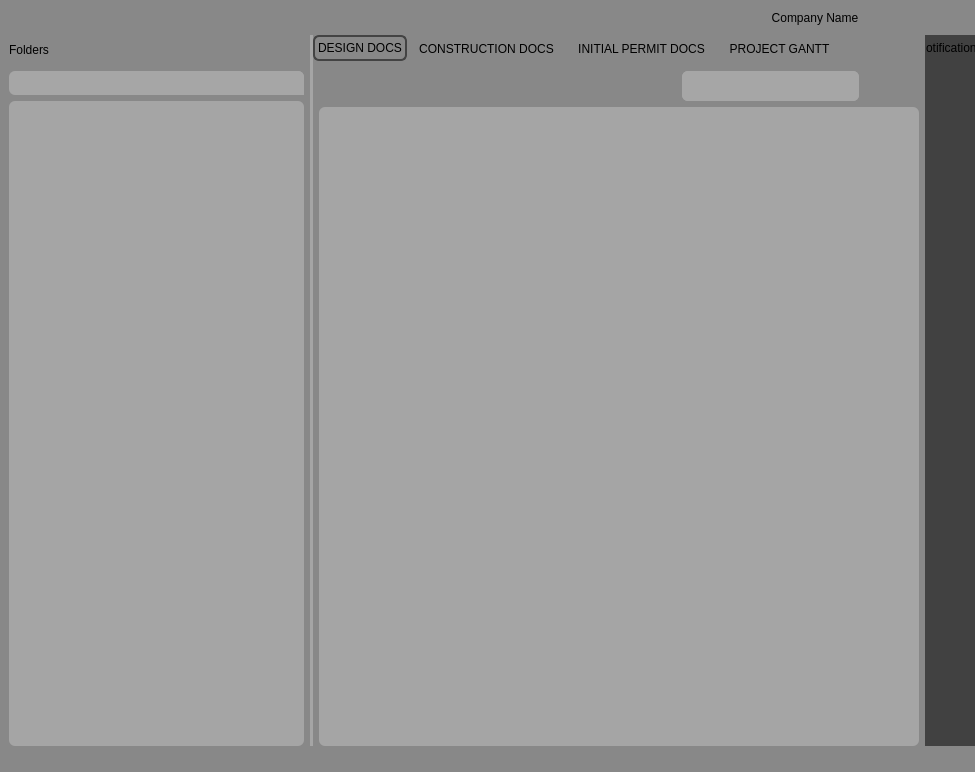
The window that UIwindow.ui (slip686/MIMC) describes before a commit, drawn with Qt 5.
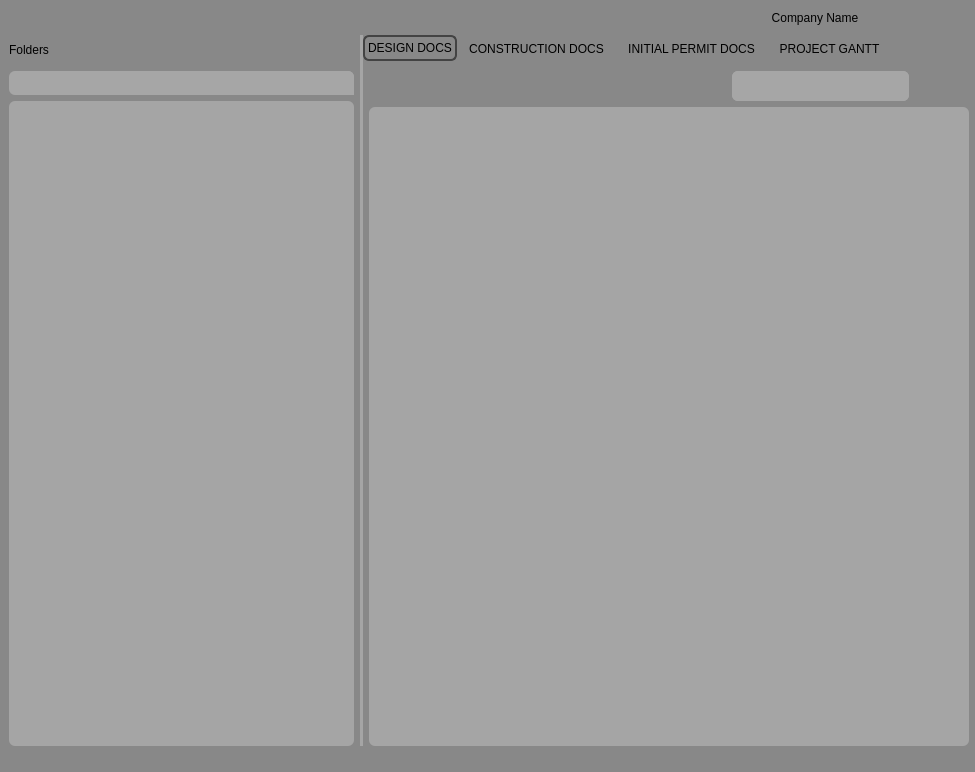
The same window after the commit. Icons and pictures are not drawn. Custom widgets are drawn as their Qt base class.

The edit to the form file:
```diff
--- a/UIwindow.ui
+++ b/UIwindow.ui
@@ -8614,115 +8614,6 @@
                 </layout>
                </widget>
               </item>
-              <item>
-               <widget class="QCustomSlideMenu" name="rightSidePopUpMenu" native="true">
-                <property name="maximumSize">
-                 <size>
-                  <width>50</width>
-                  <height>16777215</height>
-                 </size>
-                </property>
-                <property name="styleSheet">
-                 <string notr="true">background-color: rgb(65, 65, 65);</string>
-                </property>
-                <layout class="QVBoxLayout" name="verticalLayout_44">
-                 <property name="spacing">
-                  <number>0</number>
-                 </property>
-                 <property name="leftMargin">
-                  <number>0</number>
-                 </property>
-                 <property name="topMargin">
-                  <number>0</number>
-                 </property>
-                 <property name="rightMargin">
-                  <number>0</number>
-                 </property>
-                 <property name="bottomMargin">
-                  <number>0</number>
-                 </property>
-                 <item>
-                  <widget class="QStackedWidget" name="stackedWidget_2">
-                   <widget class="QWidget" name="page_5">
-                    <layout class="QVBoxLayout" name="verticalLayout_39">
-                     <property name="spacing">
-                      <number>0</number>
-                     </property>
-                     <property name="leftMargin">
-                      <number>0</number>
-                     </property>
-                     <property name="topMargin">
-                      <number>0</number>
-                     </property>
-                     <property name="rightMargin">
-                      <number>0</number>
-                     </property>
-                     <property name="bottomMargin">
-                      <number>0</number>
-                     </property>
-                     <item>
-                      <widget class="QFrame" name="frame_4">
-                       <property name="minimumSize">
-                        <size>
-                         <width>0</width>
-                         <height>0</height>
-                        </size>
-                       </property>
-                       <property name="maximumSize">
-                        <size>
-                         <width>100</width>
-                         <height>16777215</height>
-                        </size>
-                       </property>
-                       <property name="frameShape">
-                        <enum>QFrame::StyledPanel</enum>
-                       </property>
-                       <property name="frameShadow">
-                        <enum>QFrame::Raised</enum>
-                       </property>
-                       <layout class="QVBoxLayout" name="verticalLayout_43">
-                        <property name="spacing">
-                         <number>0</number>
-                        </property>
-                        <property name="leftMargin">
-                         <number>0</number>
-                        </property>
-                        <property name="topMargin">
-                         <number>6</number>
-                        </property>
-                        <property name="rightMargin">
-                         <number>0</number>
-                        </property>
-                        <property name="bottomMargin">
-                         <number>0</number>
-                        </property>
-                        <item alignment="Qt::AlignHCenter|Qt::AlignTop">
-                         <widget class="QLabel" name="label">
-                          <property name="minimumSize">
-                           <size>
-                            <width>0</width>
-                            <height>0</height>
-                           </size>
-                          </property>
-                          <property name="text">
-                           <string>Notifications</string>
-                          </property>
-                          <property name="alignment">
-                           <set>Qt::AlignCenter</set>
-                          </property>
-                         </widget>
-                        </item>
-                       </layout>
-                      </widget>
-                     </item>
-                    </layout>
-                   </widget>
-                   <widget class="QWidget" name="page_6"/>
-                  </widget>
-                 </item>
-                </layout>
-               </widget>
-              </item>
              </layout>
             </widget>
            </item>
```
Left out of the diff: 2 changed lines with no effect on the pictures.
